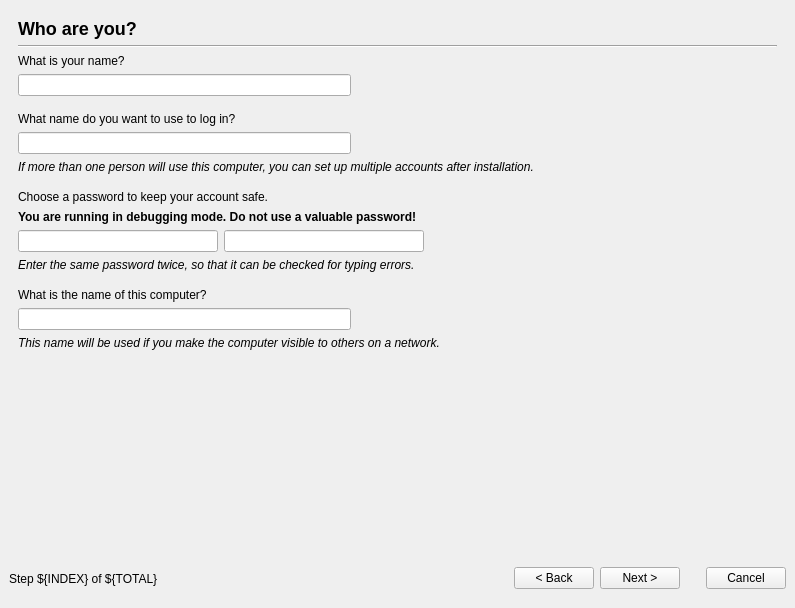
Qt form ubiquity/frontend/liveinstaller.ui (chenhan1218/ubiquity) before a commit.
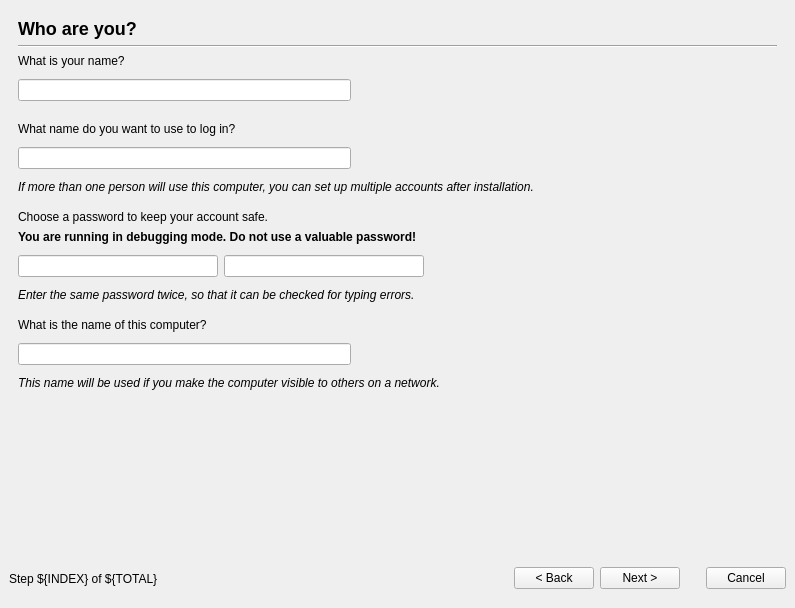
The same form after that commit. The open tabs and pages were chosen to show the change. Icons and pictures are not drawn.

Commit message: Add images to error image labels Add horizontal spacers back to user info layout Always hide user info error labels

```diff
--- a/ubiquity/frontend/liveinstaller.ui
+++ b/ubiquity/frontend/liveinstaller.ui
@@ -886,7 +886,20 @@
            </property>
           </widget>
          </item>
-         <item row="1" column="0" colspan="3" >
+         <item row="0" column="3" >
+          <spacer>
+           <property name="orientation" >
+            <enum>Qt::Horizontal</enum>
+           </property>
+           <property name="sizeHint" >
+            <size>
+             <width>0</width>
+             <height>20</height>
+            </size>
+           </property>
+          </spacer>
+         </item>
+         <item row="1" column="0" colspan="4" >
           <widget class="QLabel" name="hostname_extra_label" >
            <property name="text" >
             <string>&lt;i>This name will be used if you make the computer visible to others on a network.&lt;/i></string>
@@ -933,6 +946,18 @@
              <verstretch>0</verstretch>
             </sizepolicy>
            </property>
+           <property name="minimumSize" >
+            <size>
+             <width>32</width>
+             <height>32</height>
+            </size>
+           </property>
+           <property name="maximumSize" >
+            <size>
+             <width>32</width>
+             <height>32</height>
+            </size>
+           </property>
            <property name="pixmap" >
             <pixmap/>
            </property>
@@ -946,38 +971,6 @@
          </item>
         </layout>
        </item>
-       <item row="14" column="0" >
-        <spacer>
-         <property name="orientation" >
-          <enum>Qt::Vertical</enum>
-         </property>
-         <property name="sizeType" >
-          <enum>QSizePolicy::Expanding</enum>
-         </property>
-         <property name="sizeHint" >
-          <size>
-           <width>600</width>
-           <height>40</height>
-          </size>
-         </property>
-        </spacer>
-       </item>
-       <item row="11" column="0" >
-        <spacer>
-         <property name="orientation" >
-          <enum>Qt::Vertical</enum>
-         </property>
-         <property name="sizeType" >
-          <enum>QSizePolicy::Fixed</enum>
-         </property>
-         <property name="sizeHint" >
-          <size>
-           <width>661</width>
-           <height>10</height>
-          </size>
-         </property>
-        </spacer>
-       </item>
        <item row="10" column="0" >
         <layout class="QGridLayout" >
          <property name="margin" >
@@ -986,7 +979,20 @@
          <property name="spacing" >
           <number>6</number>
          </property>
-         <item row="1" column="0" colspan="4" >
+         <item row="0" column="4" >
+          <spacer>
+           <property name="orientation" >
+            <enum>Qt::Horizontal</enum>
+           </property>
+           <property name="sizeHint" >
+            <size>
+             <width>0</width>
+             <height>20</height>
+            </size>
+           </property>
+          </spacer>
+         </item>
+         <item row="1" column="0" colspan="5" >
           <widget class="QLabel" name="password_extra_label" >
            <property name="text" >
             <string>&lt;i>Enter the same password twice, so that it can be checked for typing errors.&lt;/i></string>
@@ -1006,6 +1012,18 @@
              <verstretch>0</verstretch>
             </sizepolicy>
            </property>
+           <property name="minimumSize" >
+            <size>
+             <width>32</width>
+             <height>32</height>
+            </size>
+           </property>
+           <property name="maximumSize" >
+            <size>
+             <width>32</width>
+             <height>32</height>
+            </size>
+           </property>
            <property name="pixmap" >
             <pixmap/>
            </property>
@@ -1088,6 +1106,38 @@
          </item>
         </layout>
        </item>
+       <item row="14" column="0" >
+        <spacer>
+         <property name="orientation" >
+          <enum>Qt::Vertical</enum>
+         </property>
+         <property name="sizeType" >
+          <enum>QSizePolicy::Expanding</enum>
+         </property>
+         <property name="sizeHint" >
+          <size>
+           <width>600</width>
+           <height>40</height>
+          </size>
+         </property>
+        </spacer>
+       </item>
+       <item row="11" column="0" >
+        <spacer>
+         <property name="orientation" >
+          <enum>Qt::Vertical</enum>
+         </property>
+         <property name="sizeType" >
+          <enum>QSizePolicy::Fixed</enum>
+         </property>
+         <property name="sizeHint" >
+          <size>
+           <width>661</width>
+           <height>10</height>
+          </size>
+         </property>
+        </spacer>
+       </item>
        <item row="8" column="0" >
         <widget class="QLabel" name="password_label" >
          <property name="text" >
@@ -1108,92 +1158,6 @@
          </property>
         </widget>
        </item>
-       <item row="6" column="0" >
-        <layout class="QGridLayout" >
-         <property name="margin" >
-          <number>0</number>
-         </property>
-         <property name="spacing" >
-          <number>6</number>
-         </property>
-         <item row="0" column="0" >
-          <widget class="QLineEdit" name="username" >
-           <property name="sizePolicy" >
-            <sizepolicy>
-             <hsizetype>7</hsizetype>
-             <vsizetype>0</vsizetype>
-             <horstretch>0</horstretch>
-             <verstretch>0</verstretch>
-            </sizepolicy>
-           </property>
-           <property name="minimumSize" >
-            <size>
-             <width>333</width>
-             <height>0</height>
-            </size>
-           </property>
-          </widget>
-         </item>
-         <item row="1" column="0" colspan="3" >
-          <widget class="QLabel" name="username_extra_label" >
-           <property name="text" >
-            <string>&lt;i>If more than one person will use this computer, you can set up multiple accounts after installation.&lt;/i></string>
-           </property>
-           <property name="wordWrap" >
-            <bool>false</bool>
-           </property>
-          </widget>
-         </item>
-         <item row="0" column="1" >
-          <widget class="QLabel" name="username_error_image" >
-           <property name="sizePolicy" >
-            <sizepolicy>
-             <hsizetype>1</hsizetype>
-             <vsizetype>1</vsizetype>
-             <horstretch>0</horstretch>
-             <verstretch>0</verstretch>
-            </sizepolicy>
-           </property>
-           <property name="pixmap" >
-            <pixmap/>
-           </property>
-           <property name="scaledContents" >
-            <bool>true</bool>
-           </property>
-           <property name="wordWrap" >
-            <bool>false</bool>
-           </property>
-          </widget>
-         </item>
-         <item row="0" column="2" >
-          <widget class="QLabel" name="username_error_reason" >
-           <property name="sizePolicy" >
-            <sizepolicy>
-             <hsizetype>7</hsizetype>
-             <vsizetype>5</vsizetype>
-             <horstretch>1</horstretch>
-             <verstretch>0</verstretch>
-            </sizepolicy>
-           </property>
-           <property name="minimumSize" >
-            <size>
-             <width>200</width>
-             <height>0</height>
-            </size>
-           </property>
-           <property name="text" >
-            <string/>
-           </property>
-           <property name="alignment" >
-            <set>Qt::AlignVCenter</set>
-           </property>
-           <property name="wordWrap" >
-            <bool>true</bool>
-           </property>
-          </widget>
-         </item>
-        </layout>
-       </item>
        <item row="3" column="0" >
         <layout class="QGridLayout" >
          <property name="margin" >
@@ -1235,11 +1199,44 @@
          </item>
          <item row="0" column="1" >
           <widget class="QLabel" name="fullname_error_image" >
+           <property name="sizePolicy" >
+            <sizepolicy>
+             <hsizetype>0</hsizetype>
+             <vsizetype>0</vsizetype>
+             <horstretch>0</horstretch>
+             <verstretch>0</verstretch>
+            </sizepolicy>
+           </property>
+           <property name="minimumSize" >
+            <size>
+             <width>32</width>
+             <height>32</height>
+            </size>
+           </property>
+           <property name="maximumSize" >
+            <size>
+             <width>32</width>
+             <height>32</height>
+            </size>
+           </property>
            <property name="text" >
             <string/>
            </property>
           </widget>
          </item>
+         <item row="0" column="3" >
+          <spacer>
+           <property name="orientation" >
+            <enum>Qt::Horizontal</enum>
+           </property>
+           <property name="sizeHint" >
+            <size>
+             <width>0</width>
+             <height>20</height>
+            </size>
+           </property>
+          </spacer>
+         </item>
         </layout>
        </item>
        <item row="4" column="0" >
@@ -1319,6 +1316,117 @@
          </property>
         </widget>
        </item>
+       <item row="6" column="0" >
+        <layout class="QGridLayout" >
+         <property name="margin" >
+          <number>0</number>
+         </property>
+         <property name="spacing" >
+          <number>6</number>
+         </property>
+         <item row="0" column="0" >
+          <widget class="QLineEdit" name="username" >
+           <property name="sizePolicy" >
+            <sizepolicy>
+             <hsizetype>7</hsizetype>
+             <vsizetype>0</vsizetype>
+             <horstretch>0</horstretch>
+             <verstretch>0</verstretch>
+            </sizepolicy>
+           </property>
+           <property name="minimumSize" >
+            <size>
+             <width>333</width>
+             <height>0</height>
+            </size>
+           </property>
+          </widget>
+         </item>
+         <item row="1" column="0" colspan="4" >
+          <widget class="QLabel" name="username_extra_label" >
+           <property name="text" >
+            <string>&lt;i>If more than one person will use this computer, you can set up multiple accounts after installation.&lt;/i></string>
+           </property>
+           <property name="wordWrap" >
+            <bool>false</bool>
+           </property>
+          </widget>
+         </item>
+         <item row="0" column="1" >
+          <widget class="QLabel" name="username_error_image" >
+           <property name="sizePolicy" >
+            <sizepolicy>
+             <hsizetype>0</hsizetype>
+             <vsizetype>0</vsizetype>
+             <horstretch>0</horstretch>
+             <verstretch>0</verstretch>
+            </sizepolicy>
+           </property>
+           <property name="minimumSize" >
+            <size>
+             <width>32</width>
+             <height>32</height>
+            </size>
+           </property>
+           <property name="maximumSize" >
+            <size>
+             <width>32</width>
+             <height>32</height>
+            </size>
+           </property>
+           <property name="pixmap" >
+            <pixmap/>
+           </property>
+           <property name="scaledContents" >
+            <bool>true</bool>
+           </property>
+           <property name="wordWrap" >
+            <bool>false</bool>
+           </property>
+          </widget>
+         </item>
+         <item row="0" column="3" >
+          <spacer>
+           <property name="orientation" >
+            <enum>Qt::Horizontal</enum>
+           </property>
+           <property name="sizeHint" >
+            <size>
+             <width>0</width>
+             <height>20</height>
+            </size>
+           </property>
+          </spacer>
+         </item>
+         <item row="0" column="2" >
+          <widget class="QLabel" name="username_error_reason" >
+           <property name="sizePolicy" >
+            <sizepolicy>
+             <hsizetype>7</hsizetype>
+             <vsizetype>5</vsizetype>
+             <horstretch>1</horstretch>
+             <verstretch>0</verstretch>
+            </sizepolicy>
+           </property>
+           <property name="minimumSize" >
+            <size>
+             <width>200</width>
+             <height>0</height>
+            </size>
+           </property>
+           <property name="text" >
+            <string/>
+           </property>
+           <property name="alignment" >
+            <set>Qt::AlignVCenter</set>
+           </property>
+           <property name="wordWrap" >
+            <bool>true</bool>
+           </property>
+          </widget>
+         </item>
+        </layout>
+       </item>
        <item row="7" column="0" >
         <spacer>
          <property name="orientation" >
```
Left out of the diff: 54 changed lines with no effect on the pictures. The commit also changes 1 other file.
